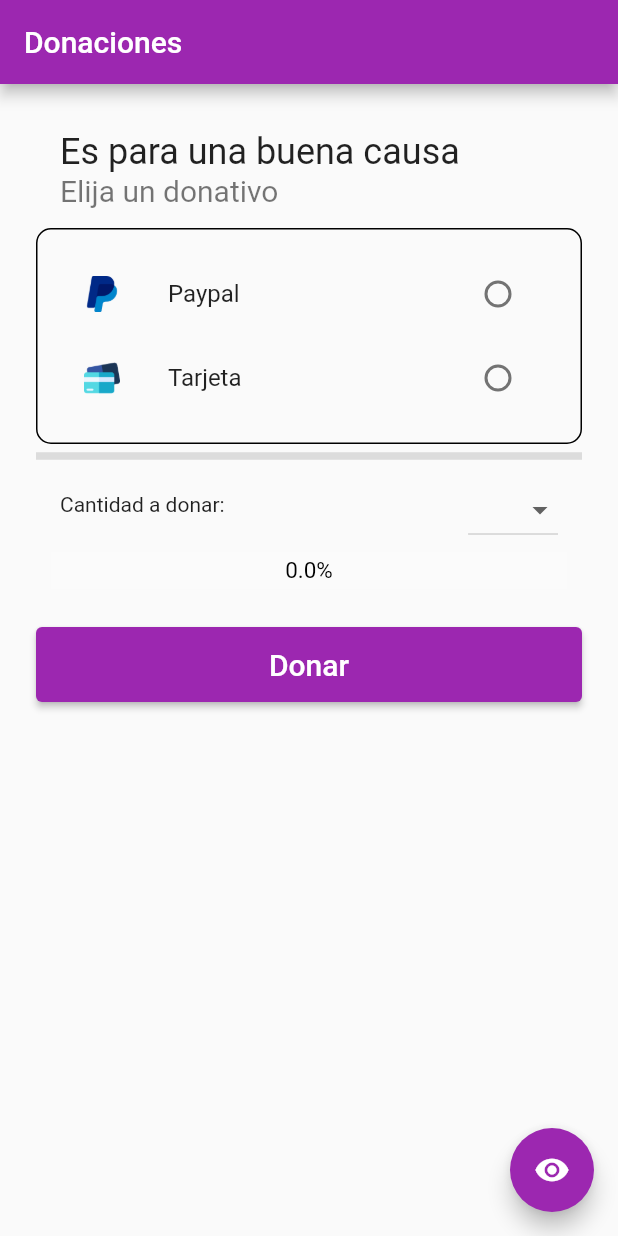
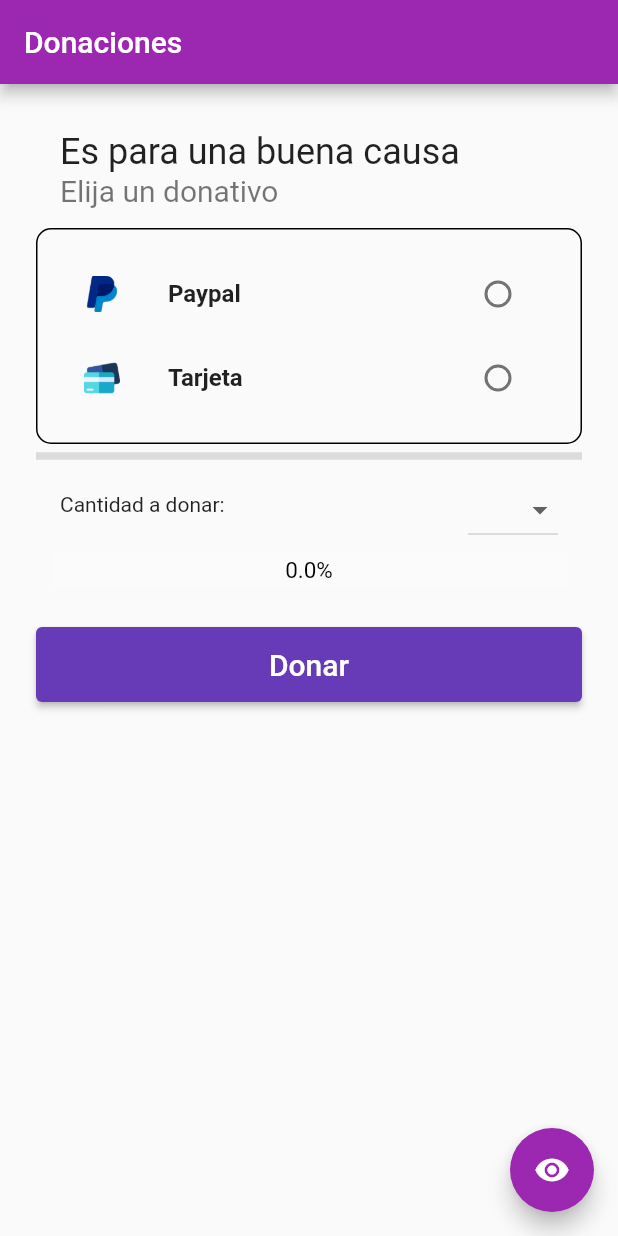
Before and after one commit to Alvinsoor/donativos, a Flutter app: the screen it shows after launch, after a tap on "Donar", on a phone screen of 412 x 824 dp. Run offline on Flutter 3.47's test engine with Material 2 defaults, Android fonts, the phone set to English and light mode, and no system bars; drawn by our look-alikes of percent_indicator; Roboto replaces fonts that are missing (RobotoMono).

Commit message:
final commit

```diff
--- a/lib/home_page.dart
+++ b/lib/home_page.dart
@@ -18,7 +18,15 @@ class _HomePageState extends State<HomePage> {
   bool _goalMet = false;
 
   int? _dropDownValue = null;
-  var _dropDownGroup = {1: "1", 10: "10", 69: "69", 100: "100", 1000: "1000"};
+  var _dropDownGroup = {
+    1: "1",
+    10: "10",
+    69: "69",
+    100: "100",
+    350: "350",
+    999: "999",
+    1000: "1000"
+  };
 
   dropDownGen() {
     return _dropDownGroup.entries
@@ -40,7 +48,10 @@ class _HomePageState extends State<HomePage> {
                 height: 64,
                 width: 24,
               ),
-              title: Text("${item.value}"),
+              title: Text(
+                "${item.value}",
+                style: TextStyle(fontWeight: FontWeight.bold),
+              ),
               trailing: Radio(
                 value: item.key,
                 groupValue: currentRadio,
@@ -128,10 +139,11 @@ class _HomePageState extends State<HomePage> {
                   if (_dropDownValue != null) {
                     if (currentRadio == 0) {
                       _paypal += _dropDownValue!;
+                      _acumulado += _dropDownValue!;
                     } else if (currentRadio == 1) {
                       _tarjeta += _dropDownValue!;
+                      _acumulado += _dropDownValue!;
                     }
-                    _acumulado += _dropDownValue!;
 
                     if (_acumulado >= 10000) {
                       _goalMet = true;
@@ -145,7 +157,9 @@ class _HomePageState extends State<HomePage> {
                 ),
                 style: ButtonStyle(
                   minimumSize: MaterialStateProperty.all(Size(1500, 50)),
-                ))
+                  backgroundColor:
+                      MaterialStateProperty.all<Color>(Colors.deepPurple),
+                )),
           ],
         ),
       ),
```
Also changed, not shown: lib/donativos.dart (+13 -1 lines), pubspec.yaml (+2 -67 lines).
